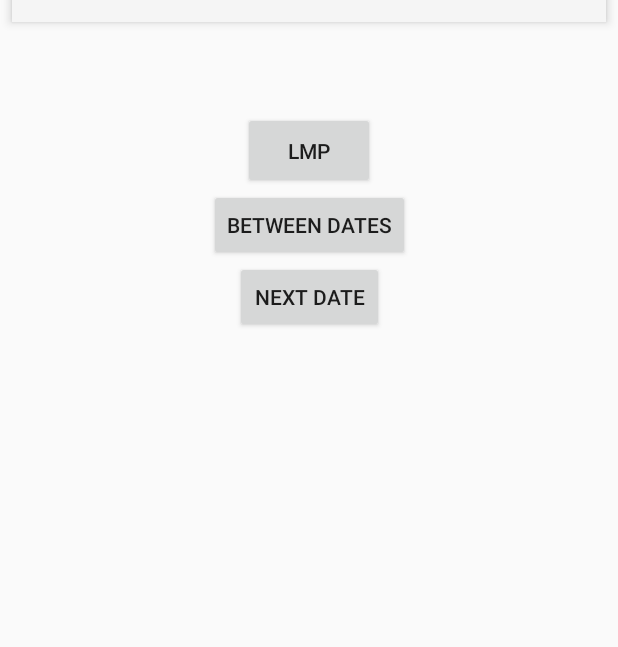
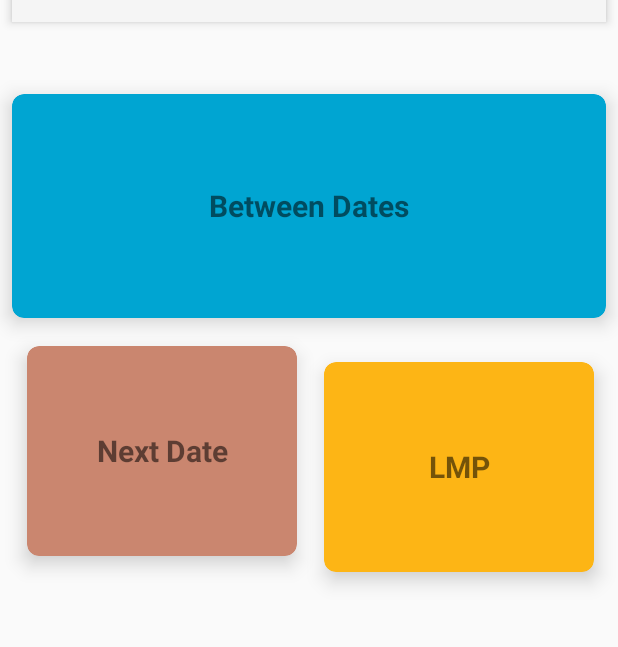
Before and after one commit to shagunakarsh/DrArchita, an Android app: the screen it shows after launch (MainActivity before the commit, MainCardActivity after it), on a phone screen of 412 x 824 dp, the part 74-721 px from its top. Run offline under Robolectric (Android 15) with nearby library versions, the phone set to English and light mode, and no system bars.

Commit message:
card layout added for main activity easy click. sample fragment, recycler view added.

```diff
--- /dev/null
+++ b/app/src/main/java/com/drarchita/datecalculator/activities/MainCardActivity.java
@@ -0,0 +1,59 @@
+package com.drarchita.datecalculator.activities;
+
+import android.content.Intent;
+import android.os.Bundle;
+import android.support.v7.widget.CardView;
+import android.view.View;
+
+import com.drarchita.datecalculator.R;
+
+public class MainCardActivity extends BaseActivity {
+
+    private static final String TAG = "MainCardActivity";
+    private CardView next;
+    private CardView between;
+    private CardView lmp;
+
+    @Override
+    protected void init() {
+        super.init();
+        next = findViewById(R.id.card_nd);
+        lmp = findViewById(R.id.card_lmp);
+        between = findViewById(R.id.card_bd);
+    }
+
+    @Override
+    protected void onCreate(final Bundle savedInstanceState) {
+        super.onCreate(savedInstanceState);
+        setContentView(R.layout.cardview_main);
+        init();
+
+        next.setOnClickListener(new View.OnClickListener() {
+            @Override
+            public void onClick(View view) {
+                Intent intent = new Intent(MainCardActivity.this, NextDateActivity.class);
+                startActivity(intent);
+//                finish();
+            }
+        });
+
+        lmp.setOnClickListener(new View.OnClickListener() {
+            @Override
+            public void onClick(View view) {
+                Intent intent = new Intent(MainCardActivity.this, LMPActivity.class);
+                startActivity(intent);
+//                finish();
+            }
+        });
+
+        between.setOnClickListener(new View.OnClickListener() {
+            @Override
+            public void onClick(View view) {
+                Intent intent = new Intent(MainCardActivity.this, BetweenDatesActivity.class);
+                startActivity(intent);
+//                finish();
+            }
+        });
+
+    }
+}
--- a/app/src/main/res/layout/activity_base.xml
+++ b/app/src/main/res/layout/activity_base.xml
@@ -2,7 +2,7 @@
 <android.support.constraint.ConstraintLayout xmlns:android="http://schemas.android.com/apk/res/android"
     xmlns:app="http://schemas.android.com/apk/res-auto"
     xmlns:tools="http://schemas.android.com/tools"
-    android:id="@+id/relativeLayout"
+    android:id="@+id/baseLayout"
     android:layout_width="match_parent"
     android:layout_height="match_parent"
     tools:context="com.drarchita.datecalculator.activities.BaseActivity">
--- a/app/src/main/res/layout/activity_main.xml
+++ b/app/src/main/res/layout/activity_main.xml
@@ -7,7 +7,11 @@
     android:layout_height="match_parent"
     tools:context="com.drarchita.datecalculator.activities.MainActivity">
 
-    <include layout="@layout/activity_base" />
+    <include
+        android:id="@+id/main_toolbar"
+        android:layout_width="match_parent"
+        android:layout_height="wrap_content"
+        layout="@layout/activity_base" />
 
     <Button
         android:id="@+id/lmp_button"
@@ -19,7 +23,7 @@
         android:text="@string/LMP"
         app:layout_constraintEnd_toEndOf="parent"
         app:layout_constraintStart_toStartOf="parent"
-        app:layout_constraintTop_toTopOf="parent" />
+        app:layout_constraintTop_toBottomOf="@+id/main_toolbar" />
 
     <Button
         android:id="@+id/between_button"
--- /dev/null
+++ b/app/src/main/res/layout/cardview_main.xml
@@ -0,0 +1,101 @@
+<?xml version="1.0" encoding="utf-8"?>
+<android.support.constraint.ConstraintLayout xmlns:android="http://schemas.android.com/apk/res/android"
+    xmlns:app="http://schemas.android.com/apk/res-auto"
+    xmlns:tools="http://schemas.android.com/tools"
+    android:layout_width="match_parent"
+    android:layout_height="match_parent">
+
+    <include
+        android:id="@+id/card_view_toolbar"
+        layout="@layout/activity_base"
+        android:layout_width="match_parent"
+        android:layout_height="wrap_content"
+        app:layout_constraintEnd_toEndOf="parent"
+        app:layout_constraintStart_toStartOf="parent" />
+
+    <android.support.v7.widget.CardView
+        android:id="@+id/card_nd"
+        android:layout_width="180dp"
+        android:layout_height="140dp"
+        android:layout_gravity="center"
+        android:layout_marginBottom="8dp"
+        android:layout_marginEnd="8dp"
+        android:layout_marginStart="8dp"
+        android:layout_marginTop="208dp"
+        android:layout_marginRight="8dp"
+        app:cardBackgroundColor="@color/color_nd"
+        app:cardCornerRadius="8dp"
+        app:cardElevation="8dp"
+        app:layout_constraintBottom_toBottomOf="parent"
+        app:layout_constraintEnd_toStartOf="@+id/card_lmp"
+        app:layout_constraintStart_toStartOf="parent"
+        app:layout_constraintTop_toBottomOf="@+id/card_view_toolbar"
+        app:layout_constraintVertical_bias="0.0">
+
+        <TextView
+            android:layout_width="match_parent"
+            android:layout_height="wrap_content"
+            android:layout_gravity="center"
+            android:text="@string/next_date"
+            android:textAlignment="center"
+            android:textSize="20sp"
+            android:textStyle="bold" />
+    </android.support.v7.widget.CardView>
+
+    <android.support.v7.widget.CardView
+        android:id="@+id/card_lmp"
+        android:layout_width="180dp"
+        android:layout_height="140dp"
+        android:layout_gravity="center"
+        android:layout_marginBottom="8dp"
+        android:layout_marginLeft="8dp"
+        android:layout_marginEnd="16dp"
+        android:layout_marginTop="190dp"
+        app:cardBackgroundColor="@color/color_lmp"
+        app:cardCornerRadius="8dp"
+        app:cardElevation="8dp"
+        app:layout_constraintBottom_toBottomOf="parent"
+        app:layout_constraintEnd_toEndOf="parent"
+        app:layout_constraintTop_toBottomOf="@+id/card_view_toolbar"
+        app:layout_constraintVertical_bias="0.07">
+
+        <TextView
+            android:layout_width="match_parent"
+            android:layout_height="wrap_content"
+            android:layout_gravity="center"
+            android:text="@string/LMP"
+            android:textAlignment="center"
+            android:textSize="20sp"
+            android:textStyle="bold" />
+    </android.support.v7.widget.CardView>
+
+    <android.support.v7.widget.CardView
+        android:id="@+id/card_bd"
+        android:layout_width="match_parent"
+        android:layout_height="149dp"
+        android:layout_gravity="center"
+        android:layout_marginBottom="8dp"
+        android:layout_marginEnd="8dp"
+        android:layout_marginStart="8dp"
+        android:layout_marginTop="40dp"
+        app:cardBackgroundColor="@color/color_bd"
+        app:cardCornerRadius="8dp"
+        app:cardElevation="8dp"
+        app:layout_constraintBottom_toBottomOf="parent"
+        app:layout_constraintEnd_toEndOf="parent"
+        app:layout_constraintStart_toStartOf="parent"
+        app:layout_constraintTop_toBottomOf="@+id/card_view_toolbar"
+        app:layout_constraintVertical_bias="0.0">
+
+        <TextView
+            android:layout_width="match_parent"
+            android:layout_height="wrap_content"
+            android:layout_gravity="center"
+            android:text="@string/between_dates"
+            android:textAlignment="center"
+            android:textSize="20sp"
+            android:textStyle="bold" />
+
+    </android.support.v7.widget.CardView>
+
+</android.support.constraint.ConstraintLayout>
--- /dev/null
+++ b/app/src/main/res/layout/recycler_text_layout.xml
@@ -0,0 +1,6 @@
+<?xml version="1.0" encoding="utf-8"?>
+<TextView
+    xmlns:android="http://schemas.android.com/apk/res/android" android:layout_width="match_parent"
+    android:layout_height="match_parent">
+
+</TextView>
--- a/app/src/main/res/values/colors.xml
+++ b/app/src/main/res/values/colors.xml
@@ -3,4 +3,7 @@
     <color name="colorPrimary">#3F51B5</color>
     <color name="colorPrimaryDark">#303F9F</color>
     <color name="colorAccent">#FF4081</color>
+    <color name="color_lmp">#FDB515</color>
+    <color name="color_bd">#00a5d2</color>
+    <color name="color_nd">#ca866f</color>
 </resources>
```
Also changed, not shown: app/build.gradle (+6 -4 lines), app/src/main/AndroidManifest.xml (+4 -4 lines), app/src/main/java/com/drarchita/datecalculator/activities/RecyclerActivity.java (added, +40 -0 lines), app/src/main/java/com/drarchita/datecalculator/adapters/RecyclerViewAdapter.java (added, +49 -0 lines), app/src/main/java/com/drarchita/datecalculator/fragments/DateFragment.java (added, +23 -0 lines), app/src/main/res/layout/date_fragment.xml (added, +31 -0 lines), app/src/main/res/layout/recycler_layout.xml (added, +12 -0 lines).
